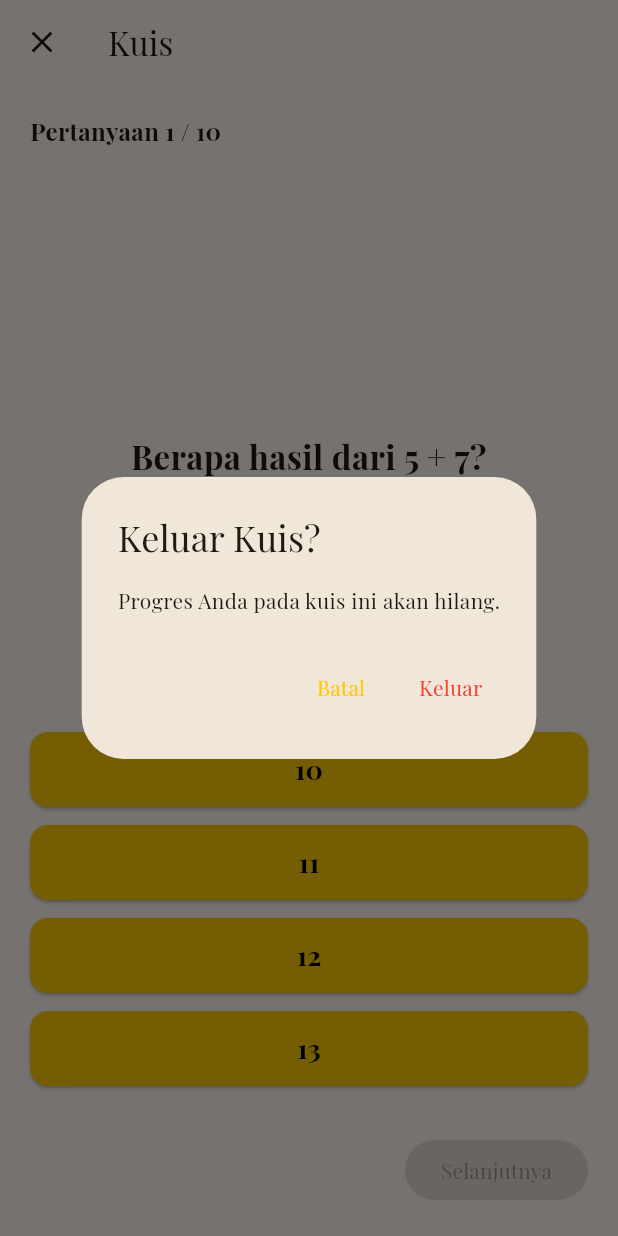
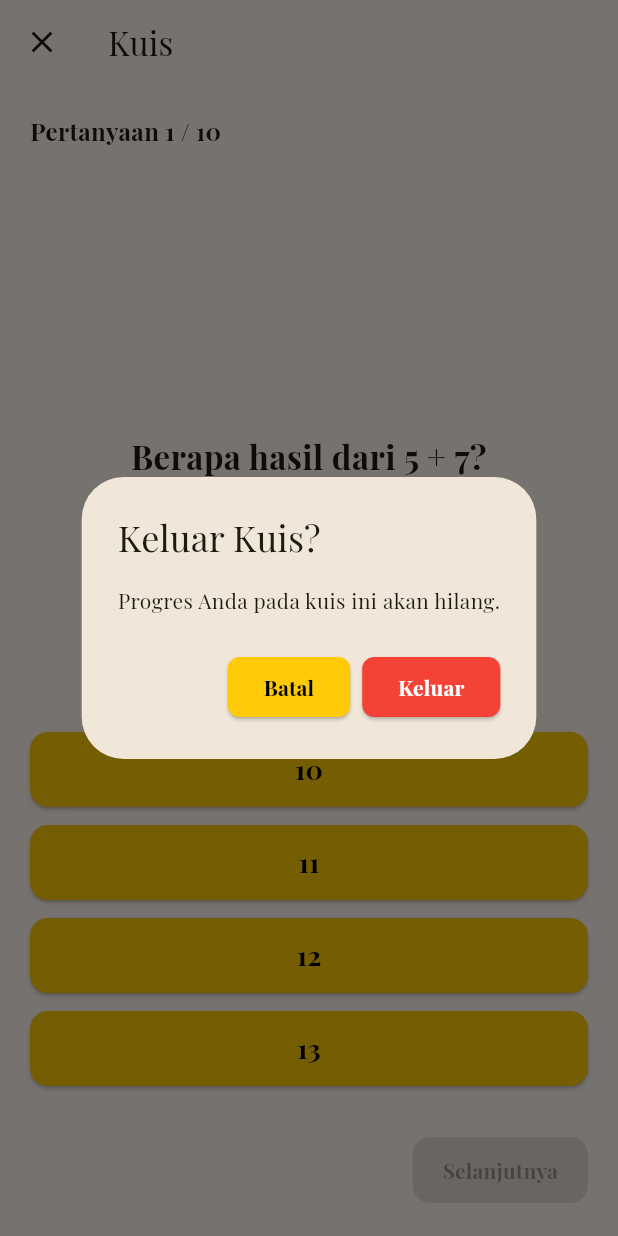
Before and after one commit to Johannes-Pandiangan/AplikasiKuis, a Flutter app: the QuizScreen screen opened directly, after a tap on the "close" icon, on a phone screen of 412 x 824 dp. Run offline on Flutter 3.47's test engine with Material 3 defaults, Android fonts, the phone set to English and light mode, and no system bars; accounts and stored records are empty.

Commit message:
revisi tampilan notif/konfirmasi

```diff
--- a/lib/screens/quiz_screen.dart
+++ b/lib/screens/quiz_screen.dart
@@ -41,9 +41,7 @@ class QuizScreen extends StatelessWidget {
                 ),
               ),
               ...List.generate(currentQ.options.length, (index) {
-                  // Mengecek apakah opsi ini adalah jawaban yang sudah dipilih sebelumnya
                 bool isSelected = currentQ.selectedAnswerIndex == index;
-
                 return Padding(
                   padding: const EdgeInsets.only(bottom: 12.0),
                   child: CustomButton(
@@ -57,17 +55,28 @@ class QuizScreen extends StatelessWidget {
               Row(
                 mainAxisAlignment: MainAxisAlignment.spaceBetween,
                 children: [
-                // Tombol Kembali hanya muncul jika bukan pertanyaan pertama
+                  // Tombol Kembali
                   provider.currentQuestionIndex > 0
                       ? ElevatedButton(
+                    style: ElevatedButton.styleFrom(
+                      backgroundColor: const Color(0xFFFFCA08),
+                      foregroundColor: Colors.black,
+                      shape: RoundedRectangleBorder(borderRadius: BorderRadius.circular(12)),
+                      padding: const EdgeInsets.symmetric(horizontal: 20, vertical: 12),
+                    ),
                     onPressed: () => provider.previousQuestion(),
-                  child: const Text("Kembali"),
+                    child: const Text("Kembali", style: TextStyle(fontWeight: FontWeight.bold)),
                   )
                       : const SizedBox.shrink(),
 
                   // Tombol Selanjutnya / Selesai
                   ElevatedButton(
-                  // Tombol dinonaktifkan (null) jika pengguna belum memilih jawaban
+                    style: ElevatedButton.styleFrom(
+                      backgroundColor: const Color(0xFFFFCA08),
+                      foregroundColor: Colors.black,
+                      shape: RoundedRectangleBorder(borderRadius: BorderRadius.circular(12)),
+                      padding: const EdgeInsets.symmetric(horizontal: 20, vertical: 12),
+                    ),
                     onPressed: currentQ.selectedAnswerIndex != null
                         ? () {
                       if (provider.currentQuestionIndex == provider.activeQuestions.length - 1) {
@@ -80,6 +89,7 @@ class QuizScreen extends StatelessWidget {
                         : null,
                     child: Text(
                       provider.currentQuestionIndex == provider.activeQuestions.length - 1 ? "Selesai" : "Selanjutnya",
+                      style: const TextStyle(fontWeight: FontWeight.bold),
                     ),
                   ),
                 ],
@@ -98,13 +108,26 @@ class QuizScreen extends StatelessWidget {
         title: const Text("Keluar Kuis?"),
         content: const Text("Progres Anda pada kuis ini akan hilang."),
         actions: [
-          TextButton(onPressed: () => Navigator.pop(ctx), child: const Text("Batal")),
-          TextButton(
+          ElevatedButton(
+              style: ElevatedButton.styleFrom(
+                backgroundColor: const Color(0xFFFFCA08),
+                foregroundColor: Colors.black,
+                shape: RoundedRectangleBorder(borderRadius: BorderRadius.circular(8)),
+              ),
+              onPressed: () => Navigator.pop(ctx),
+              child: const Text("Batal", style: TextStyle(fontWeight: FontWeight.bold))
+          ),
+          ElevatedButton(
+            style: ElevatedButton.styleFrom(
+              backgroundColor: Colors.red,
+              foregroundColor: Colors.white,
+              shape: RoundedRectangleBorder(borderRadius: BorderRadius.circular(8)),
+            ),
             onPressed: () {
               Navigator.pop(ctx);
               Navigator.pop(context);
             },
-            child: const Text("Keluar", style: TextStyle(color: Colors.red)),
+            child: const Text("Keluar", style: TextStyle(fontWeight: FontWeight.bold)),
           ),
         ],
       ),
```
Also changed, not shown: lib/screens/profile_screen.dart (+14 -4 lines). Lines whose indentation alone changed are shown as unchanged.
